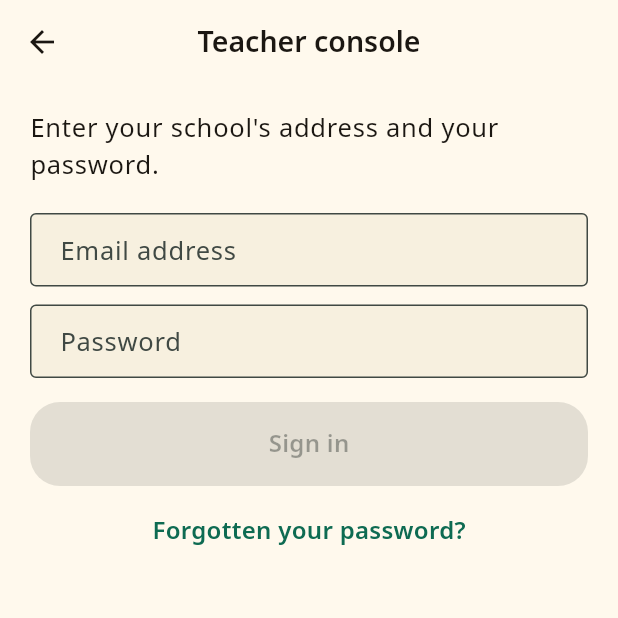
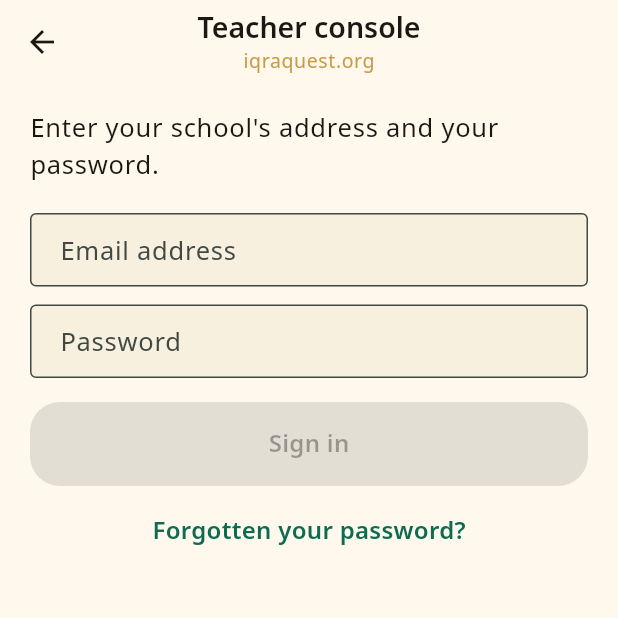
Before and after one commit to UPASCO/IqraQuest, a Flutter app: the TeacherConsoleScreen screen opened directly, on a phone screen of 412 x 824 dp, the top half of it. Run offline on Flutter 3.47's test engine with Material 3 defaults, Android fonts, the phone set to English and light mode, and no system bars; our stand-ins replace audioplayers, flutter_riverpod, flutter_secure_storage, go_router, in_app_purchase, qr_flutter and 2 more; accounts and stored records are empty; project files that could hold a hidden picture were left out.

Commit message:
La console porte le nom du site qui y mène
Elle vit sur son propre sous-domaine — c'est une application, pas une
page — et rien dans sa barre ne rappelait d'où l'on venait. Une école
qui suit « Mon espace » depuis iqraquest.org changeait d'adresse sans
qu'aucun repère ne lui dise qu'elle était au même endroit.

Le nom de marque s'inscrit donc sous le titre de la console, en doré,
comme le fait la page qui y mène.

Co-Authored-By: Claude Opus 5 <noreply@anthropic.com>
Claude-Session: https://claude.ai/code/session_01FV3FyCKNjt2AKEZ15AcXXT

```diff
--- a/lib/features/classroom/presentation/teacher_console_screen.dart
+++ b/lib/features/classroom/presentation/teacher_console_screen.dart
@@ -99,7 +99,23 @@ class _TeacherConsoleScreenState extends ConsumerState<TeacherConsoleScreen> {
 
     return Scaffold(
       appBar: AppBar(
-        title: Text(l10n.teacherConsole),
+        // La console vit sur son propre sous-domaine, mais elle
+        // appartient au même service : le nom de marque et le chemin du
+        // retour sont dans la barre, pour qu'une école venue de
+        // iqraquest.org ne croie pas avoir changé de maison.
+        title: Column(
+          mainAxisSize: MainAxisSize.min,
+          children: [
+            Text(l10n.teacherConsole),
+            Text(
+              l10n.teacherBackToSite,
+              style: Theme.of(context).textTheme.bodySmall?.copyWith(
+                color: context.colors.goldAccent,
+                letterSpacing: 0.4,
+              ),
+            ),
+          ],
+        ),
         leading: _history
             ? IconButton(
                 key: const Key('teacher-history-back'),
--- a/lib/l10n/app_ar.arb
+++ b/lib/l10n/app_ar.arb
@@ -378,6 +378,7 @@
   "classroomScanToJoin": "امسح الرمز، أو أدخل الكود",
   "classroomRanking": "الترتيب",
   "classroomPointsCount": "{count, plural, zero{لا نقاط} one{نقطة واحدة} two{نقطتان} few{{count} نقاط} many{{count} نقطة} other{{count} نقطة}}",
+  "teacherBackToSite": "iqraquest.org",
   "teacherPasswordLabel": "كلمة المرور",
   "teacherSignIn": "تسجيل الدخول",
   "teacherSignInPasswordHint": "أدخل عنوان مؤسستك وكلمة المرور.",
--- a/lib/l10n/app_de.arb
+++ b/lib/l10n/app_de.arb
@@ -378,6 +378,7 @@
   "classroomScanToJoin": "Scannen — oder Code eingeben",
   "classroomRanking": "Rangliste",
   "classroomPointsCount": "{count, plural, other{{count} Pkt}}",
+  "teacherBackToSite": "iqraquest.org",
   "teacherPasswordLabel": "Passwort",
   "teacherSignIn": "Anmelden",
   "teacherSignInPasswordHint": "Gib die Adresse deiner Schule und dein Passwort ein.",
--- a/lib/l10n/app_en.arb
+++ b/lib/l10n/app_en.arb
@@ -1866,6 +1866,10 @@
       }
     }
   },
+  "teacherBackToSite": "iqraquest.org",
+  "@teacherBackToSite": {
+    "description": "Console: the way back to iqraquest.org"
+  },
   "teacherPasswordLabel": "Password",
   "@teacherPasswordLabel": {
     "description": "Console: the password field"
--- a/lib/l10n/app_es.arb
+++ b/lib/l10n/app_es.arb
@@ -378,6 +378,7 @@
   "classroomScanToJoin": "Escánealo o escribe el código",
   "classroomRanking": "Clasificación",
   "classroomPointsCount": "{count, plural, one{{count} pt} other{{count} pts}}",
+  "teacherBackToSite": "iqraquest.org",
   "teacherPasswordLabel": "Contraseña",
   "teacherSignIn": "Iniciar sesión",
   "teacherSignInPasswordHint": "Introduce la dirección de tu centro y tu contraseña.",
--- a/lib/l10n/app_fr.arb
+++ b/lib/l10n/app_fr.arb
@@ -378,6 +378,7 @@
   "classroomScanToJoin": "Scannez, ou entrez le code",
   "classroomRanking": "Classement",
   "classroomPointsCount": "{count, plural, one{{count} pt} other{{count} pts}}",
+  "teacherBackToSite": "iqraquest.org",
   "teacherPasswordLabel": "Mot de passe",
   "teacherSignIn": "Se connecter",
   "teacherSignInPasswordHint": "Entrez l'adresse de votre établissement et votre mot de passe.",
--- a/lib/l10n/app_id.arb
+++ b/lib/l10n/app_id.arb
@@ -378,6 +378,7 @@
   "classroomScanToJoin": "Pindai, atau masukkan kode",
   "classroomRanking": "Peringkat",
   "classroomPointsCount": "{count, plural, other{{count} poin}}",
+  "teacherBackToSite": "iqraquest.org",
   "teacherPasswordLabel": "Kata sandi",
   "teacherSignIn": "Masuk",
   "teacherSignInPasswordHint": "Masukkan alamat sekolah Anda dan kata sandi Anda.",
--- a/lib/l10n/app_it.arb
+++ b/lib/l10n/app_it.arb
@@ -378,6 +378,7 @@
   "classroomScanToJoin": "Inquadra il codice, o digitalo",
   "classroomRanking": "Classifica",
   "classroomPointsCount": "{count, plural, one{{count} pt} other{{count} pt}}",
+  "teacherBackToSite": "iqraquest.org",
   "teacherPasswordLabel": "Password",
   "teacherSignIn": "Accedi",
   "teacherSignInPasswordHint": "Inserisci l'indirizzo del tuo istituto e la tua password.",
--- a/lib/l10n/app_ms.arb
+++ b/lib/l10n/app_ms.arb
@@ -378,6 +378,7 @@
   "classroomScanToJoin": "Imbas, atau taip kod",
   "classroomRanking": "Kedudukan",
   "classroomPointsCount": "{count, plural, other{{count} mata}}",
+  "teacherBackToSite": "iqraquest.org",
   "teacherPasswordLabel": "Kata laluan",
   "teacherSignIn": "Log masuk",
   "teacherSignInPasswordHint": "Masukkan alamat sekolah anda dan kata laluan anda.",
--- a/lib/l10n/app_nl.arb
+++ b/lib/l10n/app_nl.arb
@@ -378,6 +378,7 @@
   "classroomScanToJoin": "Scan het, of typ de code",
   "classroomRanking": "Klassement",
   "classroomPointsCount": "{count, plural, one{{count} ptn} other{{count} ptn}}",
+  "teacherBackToSite": "iqraquest.org",
   "teacherPasswordLabel": "Wachtwoord",
   "teacherSignIn": "Inloggen",
   "teacherSignInPasswordHint": "Voer het adres van je school en je wachtwoord in.",
--- a/lib/l10n/app_pt.arb
+++ b/lib/l10n/app_pt.arb
@@ -378,6 +378,7 @@
   "classroomScanToJoin": "Digitalize ou introduza o código",
   "classroomRanking": "Classificação",
   "classroomPointsCount": "{count, plural, one{{count} pt} other{{count} pts}}",
+  "teacherBackToSite": "iqraquest.org",
   "teacherPasswordLabel": "Palavra-passe",
   "teacherSignIn": "Entrar",
   "teacherSignInPasswordHint": "Introduza o endereço da sua escola e a sua palavra-passe.",
--- a/lib/l10n/app_tr.arb
+++ b/lib/l10n/app_tr.arb
@@ -378,6 +378,7 @@
   "classroomScanToJoin": "Tarayın ya da kodu girin",
   "classroomRanking": "Sıralama",
   "classroomPointsCount": "{count, plural, other{{count} puan}}",
+  "teacherBackToSite": "iqraquest.org",
   "teacherPasswordLabel": "Parola",
   "teacherSignIn": "Giriş yap",
   "teacherSignInPasswordHint": "Okulunuzun adresini ve parolanızı girin.",
--- a/lib/l10n/app_ur.arb
+++ b/lib/l10n/app_ur.arb
@@ -378,6 +378,7 @@
   "classroomScanToJoin": "اسکین کریں، یا کوڈ درج کریں",
   "classroomRanking": "درجہ بندی",
   "classroomPointsCount": "{count, plural, one{{count} پوائنٹ} other{{count} پوائنٹس}}",
+  "teacherBackToSite": "iqraquest.org",
   "teacherPasswordLabel": "پاس ورڈ",
   "teacherSignIn": "سائن ان کریں",
   "teacherSignInPasswordHint": "اپنے ادارے کا پتہ اور پاس ورڈ درج کریں۔",
```
Also changed, not shown: lib/l10n/generated/app_localizations.dart, lib/l10n/generated/app_localizations_ar.dart, lib/l10n/generated/app_localizations_de.dart, lib/l10n/generated/app_localizations_en.dart, lib/l10n/generated/app_localizations_es.dart, lib/l10n/generated/app_localizations_fr.dart, lib/l10n/generated/app_localizations_id.dart, lib/l10n/generated/app_localizations_it.dart, lib/l10n/generated/app_localizations_ms.dart, lib/l10n/generated/app_localizations_nl.dart, lib/l10n/generated/app_localizations_pt.dart, lib/l10n/generated/app_localizations_tr.dart, lib/l10n/generated/app_localizations_ur.dart, 1 other file.
